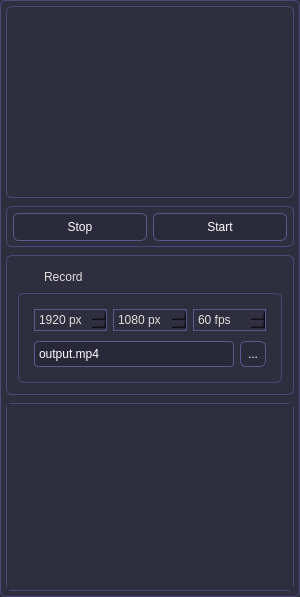
Qt form src/Options.ui (willmh93/QtSim) before a commit.
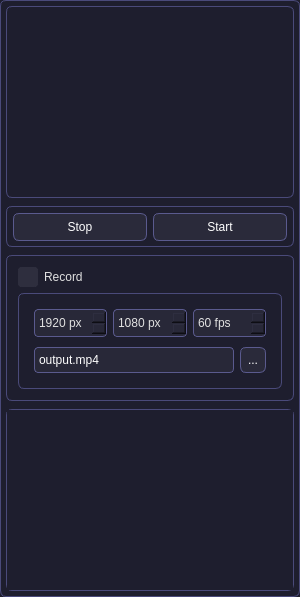
The same form after that commit. Custom widgets are drawn as their Qt base class.

Commit message: Partially working solution to shared options. Not happy instance options don't appear until "Start" pressed

What changed in the file:
```diff
--- a/src/Options.ui
+++ b/src/Options.ui
@@ -33,7 +33,7 @@
 }
 
 /* Main Window */
-QWidget:not(QScrollBar)  {
+QWidget {
     background-color: #1E1E2E;
 }
 
@@ -82,7 +82,7 @@
 
 
 /* SpinBox */
-/*QSpinBox {
+QSpinBox {
     background-color: #282838;
     color: #E0E0E0;
     border: 2px solid #5A5A8E;
@@ -90,7 +90,7 @@
     min-height: 22px;
     font-size: 12px;
     padding: 2px;
-}*/
+}
 
 /*QSpinBox::up-button, QSpinBox::down-button {
     border: 2px solid #5A5A8E;
@@ -585,7 +585,7 @@
              <x>0</x>
              <y>0</y>
              <width>284</width>
-             <height>191</height>
+             <height>184</height>
             </rect>
            </property>
            <property name="sizePolicy">
```
The commit also changes 13 other files.
